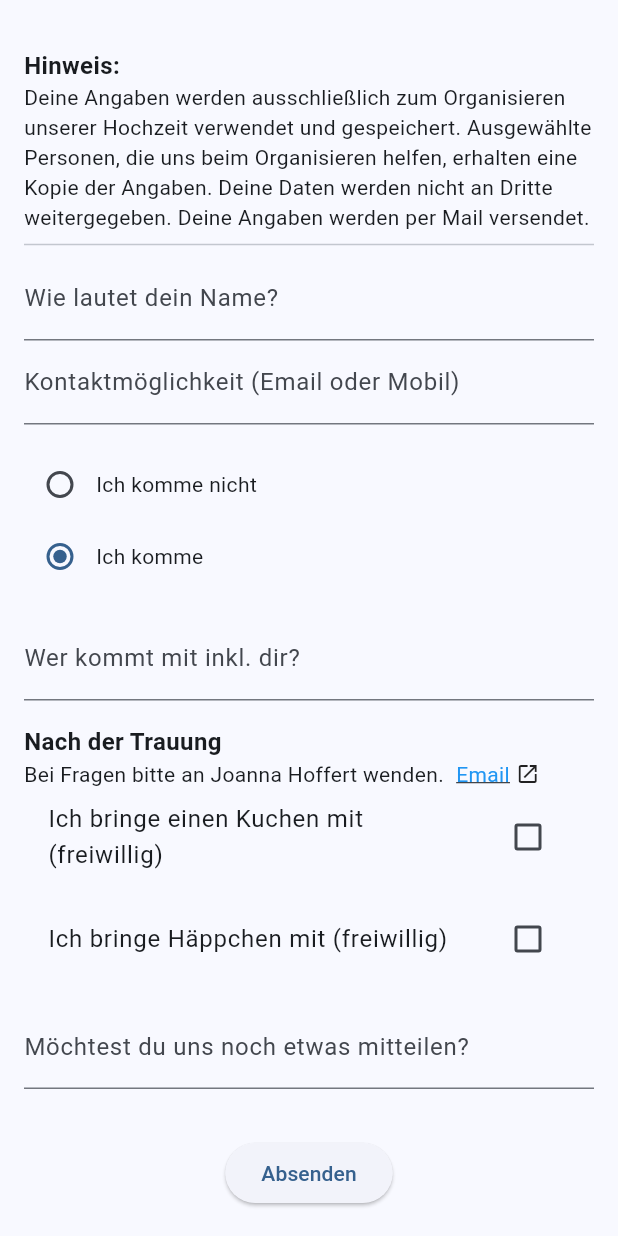
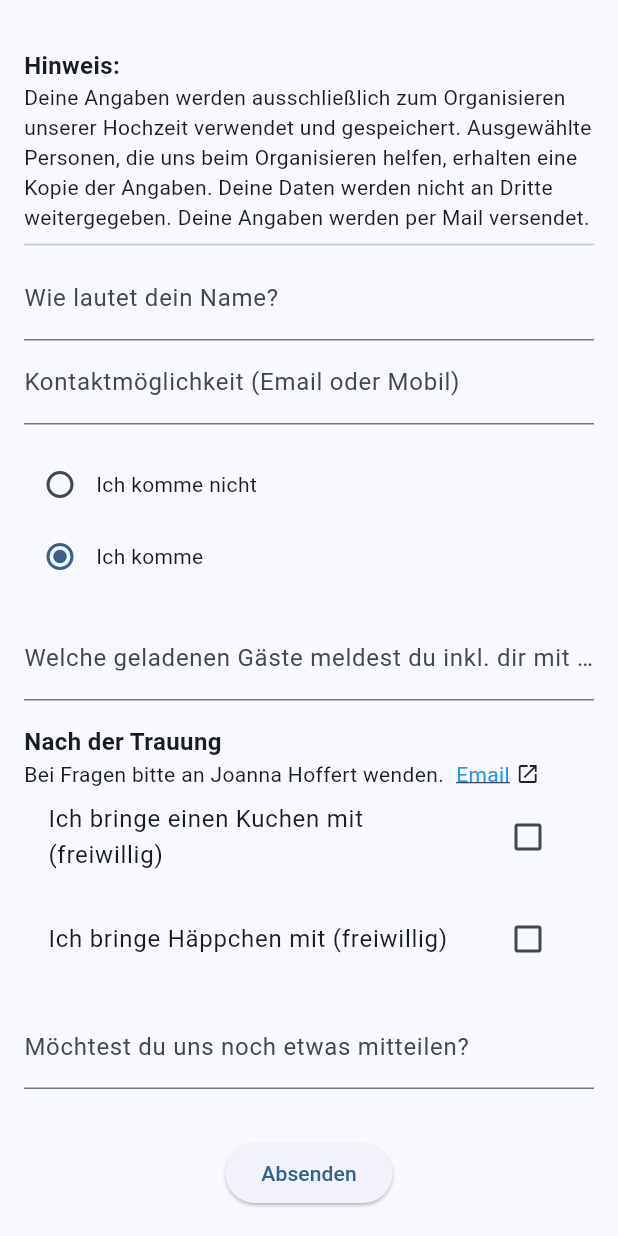
Before and after one commit to jherrma/weddingform, a Flutter app: the FormWidget widget shown alone on an empty page, opened directly with empty values, after a tap on "Ich komme", on a phone screen of 412 x 824 dp. Run offline on Flutter 3.47's test engine with Material 3 defaults, Android fonts, the phone set to English and light mode, and no system bars.

Commit message:
refine text label

```diff
--- a/webapp/lib/form_widget.dart
+++ b/webapp/lib/form_widget.dart
@@ -81,7 +81,8 @@ class _FormWidgetState extends State<FormWidget> {
   static const String nameLabel = 'Wie lautet dein Name?';
   static const String imNotComingText = 'Ich komme nicht';
   static const String imComingText = 'Ich komme';
-  static const String whoIsComingLabel = 'Wer kommt mit inkl. dir?';
+  static const String whoIsComingLabel =
+      'Welche geladenen Gäste meldest du inkl. dir mit an?';
 
   static const String specifyContributionError =
       'Bitte gib das Thema oder eine Beschreibung deines Beitrags an.';
```
